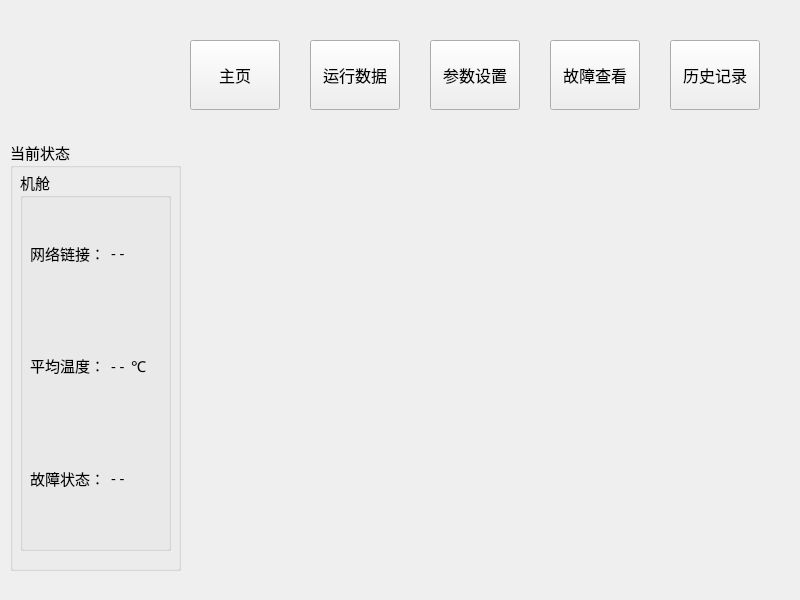
The window that cheaterclient.ui (samier958/heaterClient) describes before a commit, drawn with Qt 5.
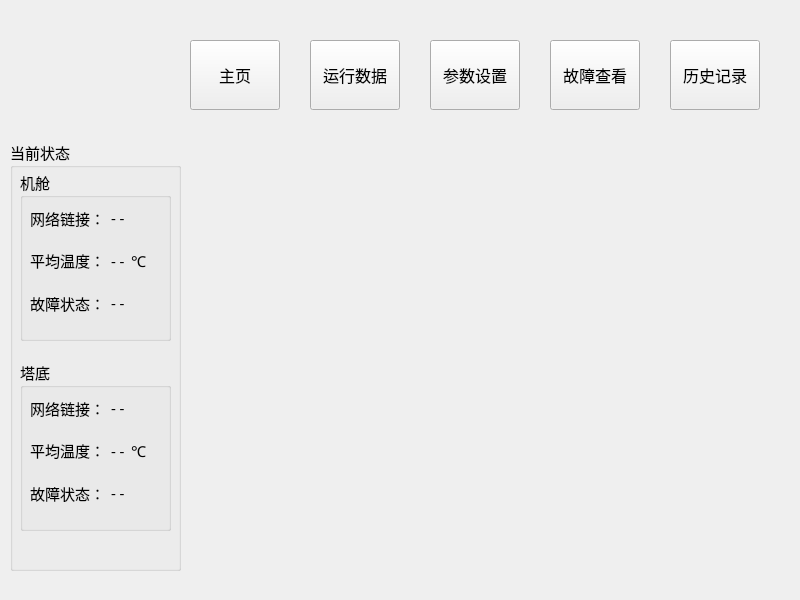
The same window after the commit. Icons and pictures are not drawn.

Commit message: Add a heater group to the client.

```diff
--- a/cheaterclient.ui
+++ b/cheaterclient.ui
@@ -68,7 +68,7 @@
       <x>10</x>
       <y>30</y>
       <width>151</width>
-      <height>381</height>
+      <height>171</height>
      </rect>
     </property>
     <property name="title">
@@ -79,8 +79,8 @@
       <rect>
        <x>10</x>
        <y>30</y>
-       <width>140</width>
-       <height>331</height>
+       <width>131</width>
+       <height>121</height>
       </rect>
      </property>
      <layout class="QVBoxLayout" name="verticalLayout">
@@ -245,6 +245,189 @@
      </layout>
     </widget>
    </widget>
+   <widget class="QGroupBox" name="groupBox_3">
+    <property name="geometry">
+     <rect>
+      <x>10</x>
+      <y>220</y>
+      <width>151</width>
+      <height>171</height>
+     </rect>
+    </property>
+    <property name="title">
+     <string>塔底</string>
+    </property>
+    <widget class="QWidget" name="layoutWidget_2">
+     <property name="geometry">
+      <rect>
+       <x>10</x>
+       <y>30</y>
+       <width>131</width>
+       <height>121</height>
+      </rect>
+     </property>
+     <layout class="QVBoxLayout" name="verticalLayout_2">
+      <item>
+       <layout class="QHBoxLayout" name="horizontalLayout_8">
+        <item>
+         <layout class="QHBoxLayout" name="horizontalLayout_9">
+          <item>
+           <widget class="QLabel" name="label_5">
+            <property name="font">
+             <font>
+              <family>宋体</family>
+              <pointsize>11</pointsize>
+             </font>
+            </property>
+            <property name="text">
+             <string>网络链接：</string>
+            </property>
+           </widget>
+          </item>
+          <item>
+           <widget class="QLabel" name="networkStatus_1">
+            <property name="font">
+             <font>
+              <family>宋体</family>
+              <pointsize>11</pointsize>
+             </font>
+            </property>
+            <property name="text">
+             <string>- -</string>
+            </property>
+           </widget>
+          </item>
+         </layout>
+        </item>
+        <item>
+         <spacer name="horizontalSpacer_4">
+          <property name="orientation">
+           <enum>Qt::Horizontal</enum>
+          </property>
+          <property name="sizeHint" stdset="0">
+           <size>
+            <width>40</width>
+            <height>20</height>
+           </size>
+          </property>
+         </spacer>
+        </item>
+       </layout>
+      </item>
+      <item>
+       <layout class="QHBoxLayout" name="horizontalLayout_10">
+        <item>
+         <layout class="QHBoxLayout" name="horizontalLayout_11">
+          <item>
+           <widget class="QLabel" name="label_6">
+            <property name="font">
+             <font>
+              <family>宋体</family>
+              <pointsize>11</pointsize>
+             </font>
+            </property>
+            <property name="text">
+             <string>平均温度：</string>
+            </property>
+           </widget>
+          </item>
+          <item>
+           <layout class="QHBoxLayout" name="horizontalLayout_12">
+            <item>
+             <widget class="QLabel" name="averageTemperature_1">
+              <property name="font">
+               <font>
+                <family>宋体</family>
+                <pointsize>11</pointsize>
+               </font>
+              </property>
+              <property name="text">
+               <string>- -</string>
+              </property>
+             </widget>
+            </item>
+            <item>
+             <widget class="QLabel" name="label_7">
+              <property name="font">
+               <font>
+                <family>宋体</family>
+                <pointsize>11</pointsize>
+               </font>
+              </property>
+              <property name="text">
+               <string>℃</string>
+              </property>
+             </widget>
+            </item>
+           </layout>
+          </item>
+         </layout>
+        </item>
+        <item>
+         <spacer name="horizontalSpacer_5">
+          <property name="orientation">
+           <enum>Qt::Horizontal</enum>
+          </property>
+          <property name="sizeHint" stdset="0">
+           <size>
+            <width>40</width>
+            <height>20</height>
+           </size>
+          </property>
+         </spacer>
+        </item>
+       </layout>
+      </item>
+      <item>
+       <layout class="QHBoxLayout" name="horizontalLayout_13">
+        <item>
+         <layout class="QHBoxLayout" name="horizontalLayout_14">
+          <item>
+           <widget class="QLabel" name="label_8">
+            <property name="font">
+             <font>
+              <family>宋体</family>
+              <pointsize>11</pointsize>
+             </font>
+            </property>
+            <property name="text">
+             <string>故障状态：</string>
+            </property>
+           </widget>
+          </item>
+          <item>
+           <widget class="QLabel" name="faultStatus_1">
+            <property name="font">
+             <font>
+              <family>宋体</family>
+              <pointsize>11</pointsize>
+             </font>
+            </property>
+            <property name="text">
+             <string>- -</string>
+            </property>
+           </widget>
+          </item>
+         </layout>
+        </item>
+        <item>
+         <spacer name="horizontalSpacer_6">
+          <property name="orientation">
+           <enum>Qt::Horizontal</enum>
+          </property>
+          <property name="sizeHint" stdset="0">
+           <size>
+            <width>40</width>
+            <height>20</height>
+           </size>
+          </property>
+         </spacer>
+        </item>
+       </layout>
+      </item>
+     </layout>
+    </widget>
+   </widget>
   </widget>
   <widget class="QToolButton" name="toolButton">
    <property name="geometry">
```
The commit also changes 15 other files.
